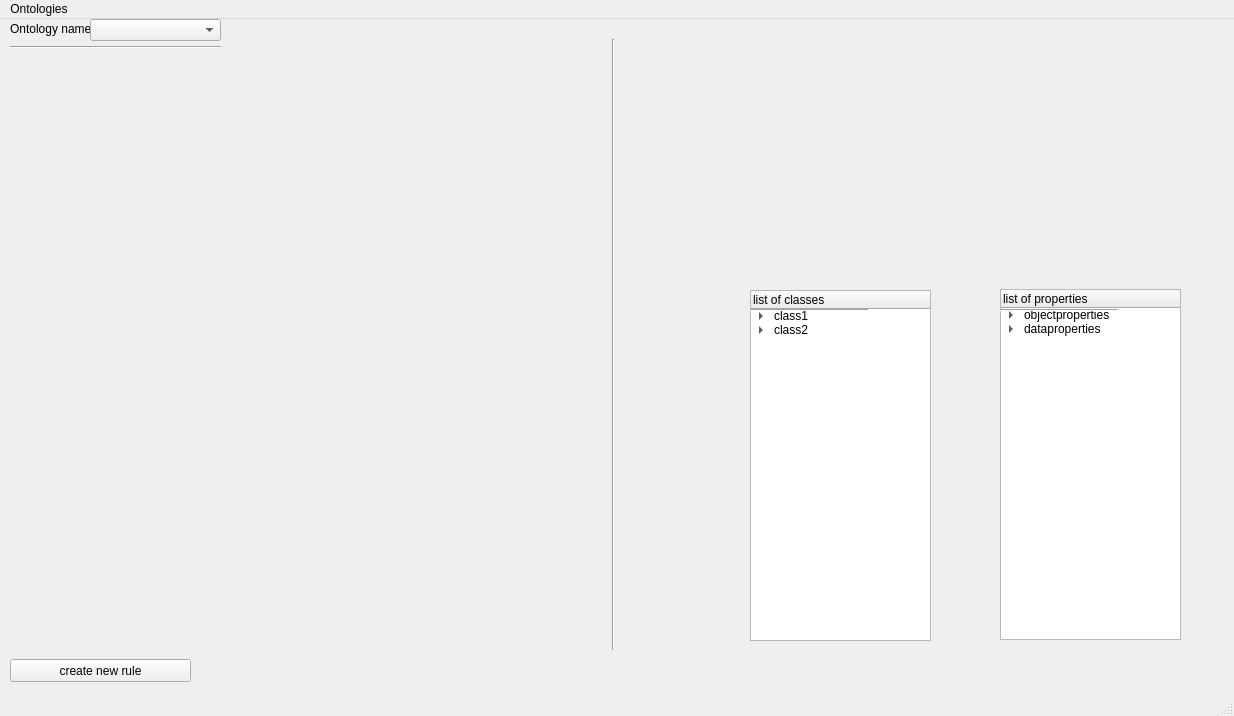
Above: Projekt/MainWindow.ui from schiesem/swrl-rule-editor before the change. Below: the same form after it.
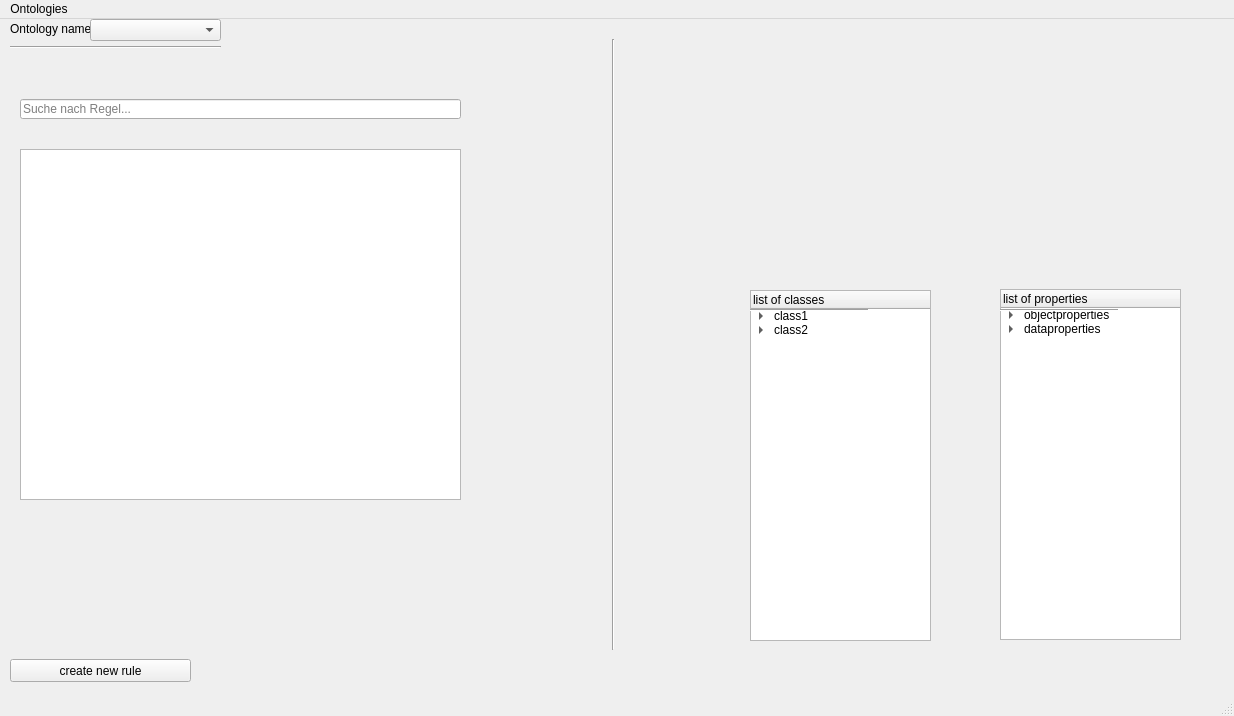
That is the form after the change.

Diff of the .ui file:
```diff
--- a/Projekt/MainWindow.ui
+++ b/Projekt/MainWindow.ui
@@ -184,6 +184,29 @@
      </rect>
     </property>
    </widget>
+   <widget class="QListWidget" name="ruleListWidget">
+    <property name="geometry">
+     <rect>
+      <x>20</x>
+      <y>130</y>
+      <width>441</width>
+      <height>351</height>
+     </rect>
+    </property>
+   </widget>
+   <widget class="QLineEdit" name="rule_lineEdit">
+    <property name="geometry">
+     <rect>
+      <x>20</x>
+      <y>80</y>
+      <width>441</width>
+      <height>20</height>
+     </rect>
+    </property>
+    <property name="placeholderText">
+     <string>Suche nach Regel...</string>
+    </property>
+   </widget>
   </widget>
   <widget class="QMenuBar" name="menubar">
    <property name="geometry">
```
